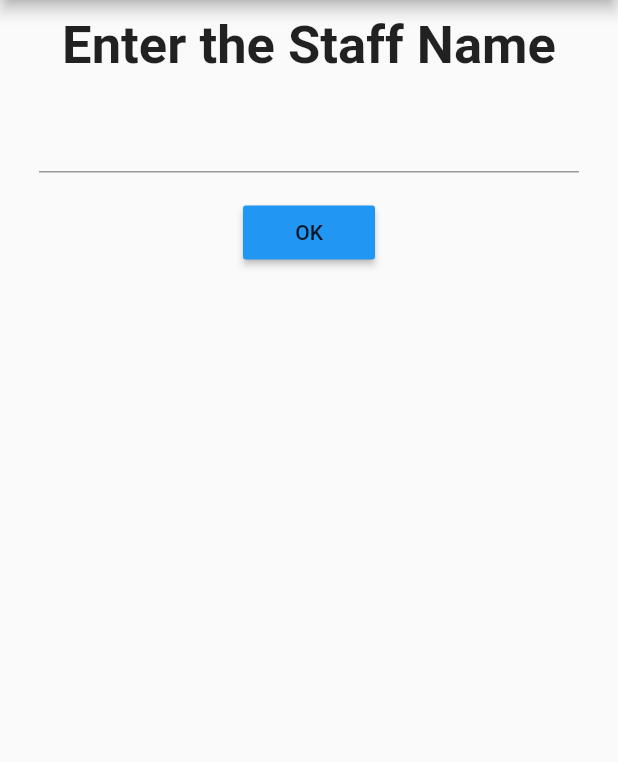
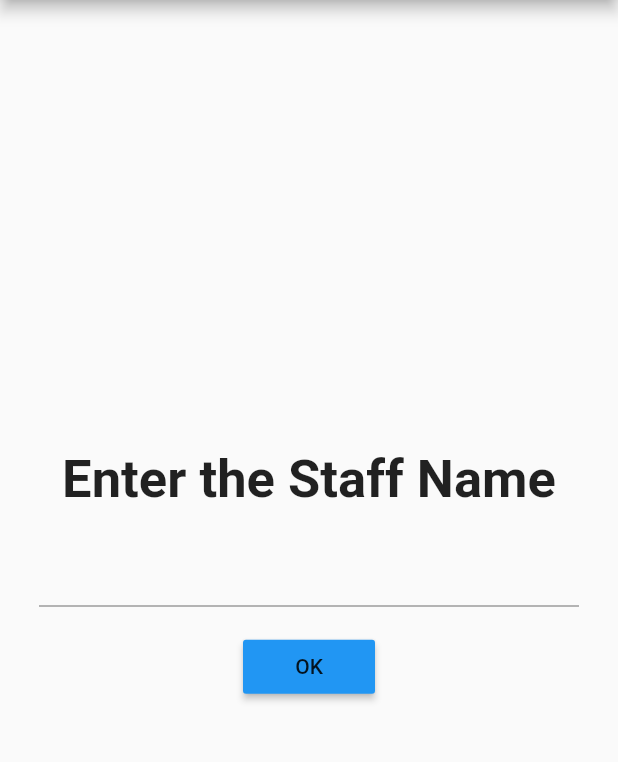
Before and after one commit to bala151187/bestfit, a Flutter app: the screen it shows after launch, on a phone screen of 412 x 824 dp, the part 84-846 px from its top. Run offline on Flutter 3.47's test engine with Material 2 defaults, Android fonts, the phone set to English and light mode, and no system bars.

Commit message:
Added an alignment

```diff
--- a/feed_back/lib/result.dart
+++ b/feed_back/lib/result.dart
@@ -22,6 +22,7 @@ class Result extends StatelessWidget {
   Widget build(BuildContext context) {
     return Center(
         child: Column(
+          mainAxisAlignment: MainAxisAlignment.center,
       children: <Widget>[
         Text(
           resultPhrase,
--- a/feed_back/lib/staff.dart
+++ b/feed_back/lib/staff.dart
@@ -8,8 +8,10 @@ class Staff extends StatelessWidget {
 
   @override
   Widget build(BuildContext context) {
-    return Center(
-        child: Container(
+    return Column(
+     mainAxisAlignment: MainAxisAlignment.center,
+      children: <Widget>[
+      Container(
         width: double.infinity,
         margin: EdgeInsets.all(10),
         child: Column(
@@ -30,6 +32,7 @@ class Staff extends StatelessWidget {
           ],
         ),
         alignment: Alignment(0.0, 0.0),
-    ));
+      )
+    ]);
   }
 }
```
Also changed, not shown: 1 other file. Lines whose indentation alone changed are shown as unchanged.
